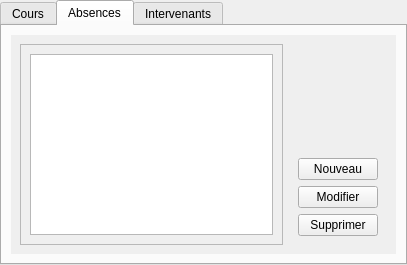
The window that gestionAbsencesUI.ui (ncarrier/gestion_ecole_de_musique) describes before a commit, drawn with Qt 5.
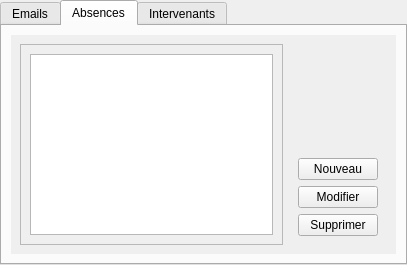
The same window after the commit. The open tabs and pages were chosen to show the change.

The edit to the form file:
```diff
--- a/gestionAbsencesUI.ui
+++ b/gestionAbsencesUI.ui
@@ -18,7 +18,7 @@
   </property>
   <widget class="QWidget" name="wEmails_2">
    <attribute name="title">
-    <string>Cours</string>
+    <string>Emails</string>
    </attribute>
    <layout class="QVBoxLayout" name="verticalLayout_3">
     <item>
```
Left out of the diff: 6 changed lines with no effect on the pictures.
